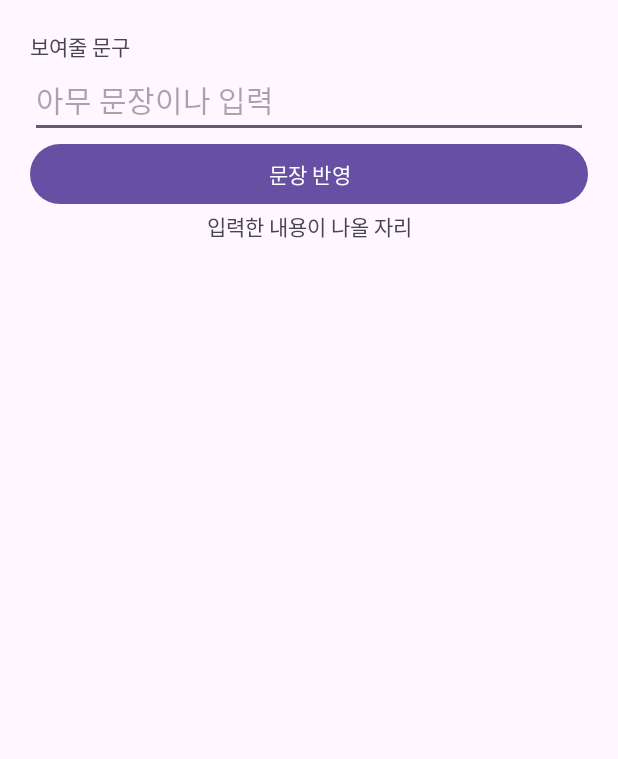
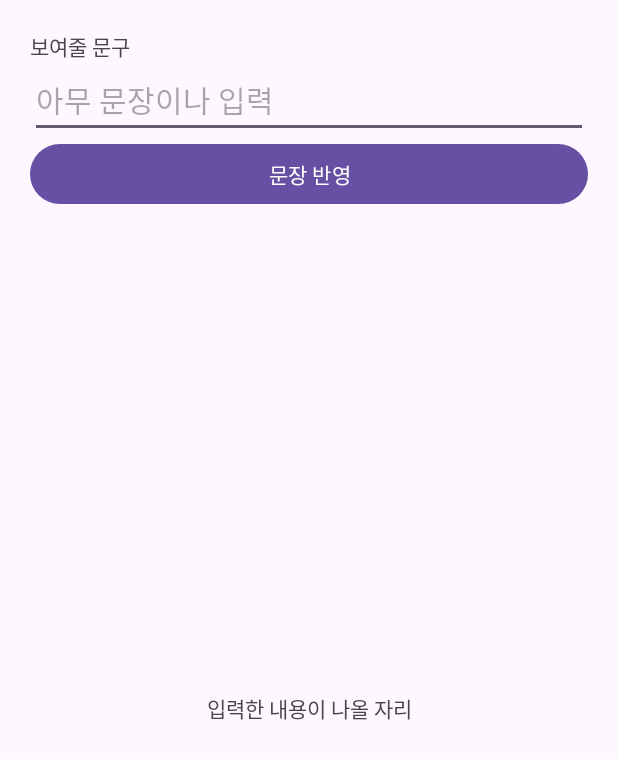
Before and after one commit to Dalho-jung/UiKotlin_Dal, an Android app: the layout activity_main.xml on its own in the app's theme, with its tools: preview values and no code run, on a phone screen of 412 x 824 dp. Shown: the top 759 px of the screen. Run offline under Robolectric (Android 15) with nearby library versions, the phone set to English and light mode, and no system bars.

Commit message:
변수값으로 정해서 결과값 뿌려주기

```diff
--- a/app/src/main/java/com/n2isys/uikotlin_dal/MainActivity.kt
+++ b/app/src/main/java/com/n2isys/uikotlin_dal/MainActivity.kt
@@ -10,6 +10,11 @@ class MainActivity : AppCompatActivity() {
         var viewBind = ActivityMainBinding.inflate(layoutInflater,null,false)
         setContentView(viewBind.root)
 
+        viewBind.okBtn.setOnClickListener {
+            val inputContent = viewBind.contentEdt.text.toString()
+
+            viewBind.resultRst.text = inputContent
+        }
 
     }
 }
--- a/app/src/main/res/layout/activity_main.xml
+++ b/app/src/main/res/layout/activity_main.xml
@@ -29,7 +29,7 @@
     <TextView
         android:id="@+id/resultRst"
         android:layout_width="match_parent"
-        android:layout_height="wrap_content"
+        android:layout_height="match_parent"
         android:gravity="center"
         android:text="입력한 내용이 나올 자리"/>
 
```
